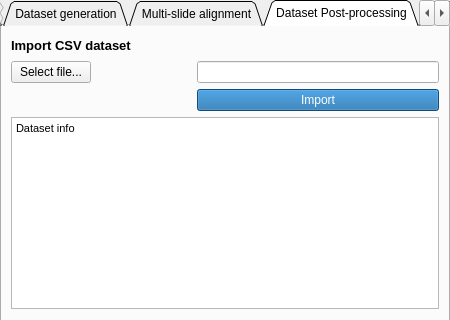
This is MassVision/Resources/UI/MassVision.ui in jamzad/SlicerMassVision as Qt 5 draws it before an edit; both pictures show x 0 to 450 and y 0 to 320 of the 450 by 1106 pixel window. The edited form follows.
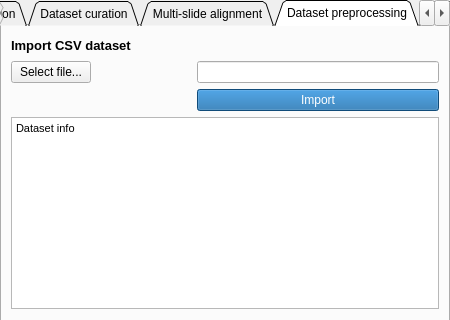
This is the edited form. The open tabs and pages were chosen to show the change.

Commit message: UPD ui/notes

```diff
--- a/MassVision/Resources/UI/MassVision.ui
+++ b/MassVision/Resources/UI/MassVision.ui
@@ -39,7 +39,7 @@
   </property>
   <widget class="QWidget" name="tab">
    <attribute name="title">
-    <string>Data Import</string>
+    <string>Data import</string>
    </attribute>
    <layout class="QFormLayout" name="formLayout_8">
     <item row="0" column="0" colspan="2">
@@ -771,7 +771,7 @@
   </widget>
   <widget class="QWidget" name="tab_3">
    <attribute name="title">
-    <string>Dataset generation</string>
+    <string>Dataset curation</string>
    </attribute>
    <layout class="QFormLayout" name="formLayout_3">
     <item row="0" column="0">
@@ -1299,7 +1299,7 @@
   </widget>
   <widget class="QWidget" name="tab_7">
    <attribute name="title">
-    <string>Dataset Post-processing</string>
+    <string>Dataset preprocessing</string>
    </attribute>
    <layout class="QFormLayout" name="formLayout">
     <item row="3" column="0">
@@ -1717,7 +1717,7 @@
   </widget>
   <widget class="QWidget" name="tab_4">
    <attribute name="title">
-    <string>Model training</string>
+    <string>AI model training</string>
    </attribute>
    <layout class="QFormLayout" name="formLayout_5">
     <item row="2" column="0">
@@ -2200,7 +2200,7 @@
   </widget>
   <widget class="QWidget" name="tab_8">
    <attribute name="title">
-    <string>Model Deployment</string>
+    <string>AI model deployment</string>
    </attribute>
    <layout class="QFormLayout" name="formLayout_7">
     <item row="0" column="0">
```
Left out of the diff: 2 changed lines with no effect on the pictures. The commit also changes 2 other files.
